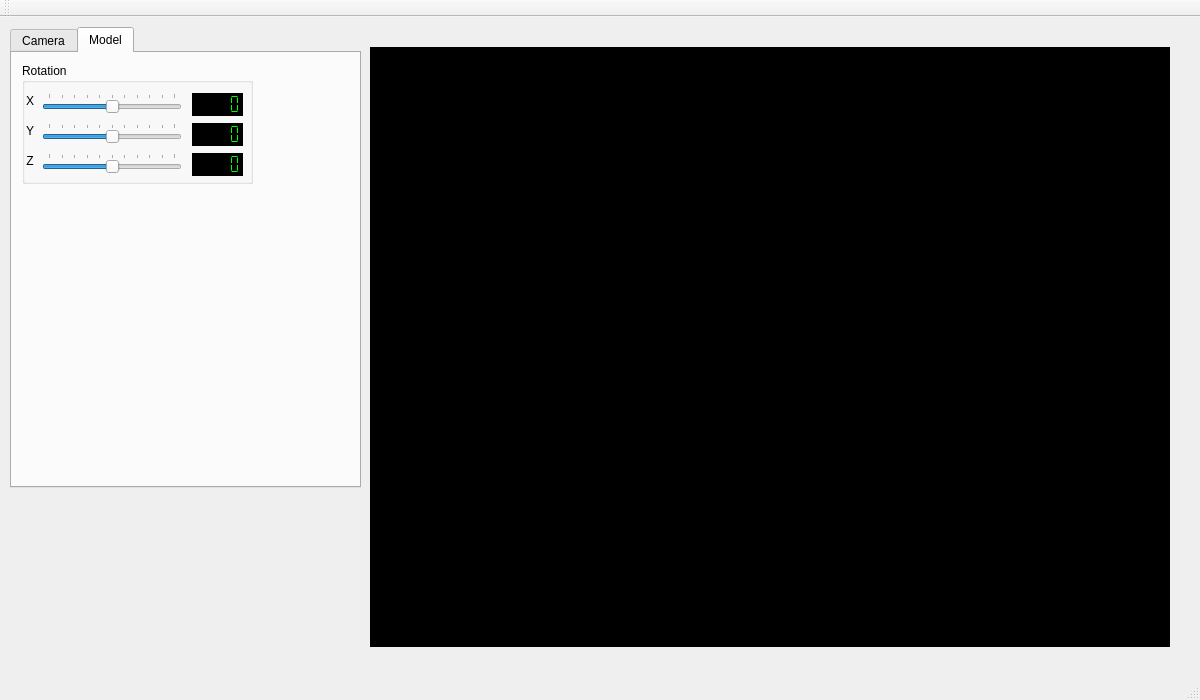
First picture: the form in ONH_SRL_MUSCLE_SIM_2015/ONH_SRL_MUSCLE_SIM_2015/onh_srl_muscle_sim_2015.ui, repository Hagen23/Eunomia, before the edit.
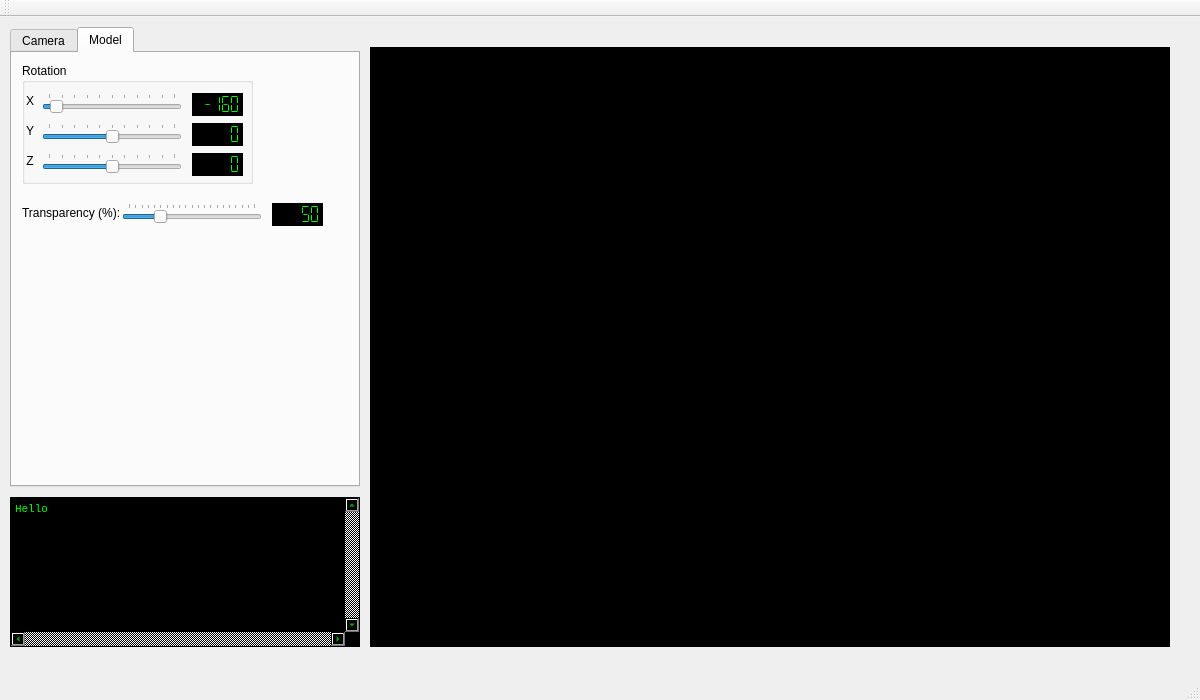
Second picture: the form after the edit. The open tabs and pages were chosen to show the change.

```diff
--- a/ONH_SRL_MUSCLE_SIM_2015/ONH_SRL_MUSCLE_SIM_2015/onh_srl_muscle_sim_2015.ui
+++ b/ONH_SRL_MUSCLE_SIM_2015/ONH_SRL_MUSCLE_SIM_2015/onh_srl_muscle_sim_2015.ui
@@ -19,8 +19,8 @@
      <rect>
       <x>10</x>
       <y>10</y>
-      <width>351</width>
-      <height>461</height>
+      <width>350</width>
+      <height>460</height>
      </rect>
     </property>
     <property name="currentIndex">
@@ -334,6 +334,9 @@
        <property name="maximum">
         <number>180</number>
        </property>
+       <property name="value">
+        <number>-160</number>
+       </property>
        <property name="orientation">
         <enum>Qt::Horizontal</enum>
        </property>
@@ -476,6 +479,9 @@
        <property name="segmentStyle">
         <enum>QLCDNumber::Flat</enum>
        </property>
+       <property name="value" stdset="0">
+        <double>-160.000000000000000</double>
+       </property>
       </widget>
       <widget class="QLCDNumber" name="lcdNumber_2">
        <property name="geometry">
@@ -512,6 +518,79 @@
        </property>
       </widget>
      </widget>
+     <widget class="QSlider" name="modelTranspSlider">
+      <property name="geometry">
+       <rect>
+        <x>110</x>
+        <y>150</y>
+        <width>140</width>
+        <height>20</height>
+       </rect>
+      </property>
+      <property name="minimum">
+       <number>0</number>
+      </property>
+      <property name="maximum">
+       <number>200</number>
+      </property>
+      <property name="singleStep">
+       <number>1</number>
+      </property>
+      <property name="value">
+       <number>50</number>
+      </property>
+      <property name="orientation">
+       <enum>Qt::Horizontal</enum>
+      </property>
+      <property name="tickPosition">
+       <enum>QSlider::TicksAbove</enum>
+      </property>
+      <property name="tickInterval">
+       <number>10</number>
+      </property>
+     </widget>
+     <widget class="QLabel" name="label_8">
+      <property name="geometry">
+       <rect>
+        <x>10</x>
+        <y>150</y>
+        <width>101</width>
+        <height>20</height>
+       </rect>
+      </property>
+      <property name="text">
+       <string>Transparency (%):</string>
+      </property>
+     </widget>
+     <widget class="QLCDNumber" name="lcdNumber_8">
+      <property name="geometry">
+       <rect>
+        <x>260</x>
+        <y>150</y>
+        <width>51</width>
+        <height>23</height>
+       </rect>
+      </property>
+      <property name="autoFillBackground">
+       <bool>false</bool>
+      </property>
+      <property name="styleSheet">
+       <string notr="true">color: rgb(0, 255, 0);
+background-color: rgb(0, 0, 0);</string>
+      </property>
+      <property name="frameShadow">
+       <enum>QFrame::Raised</enum>
+      </property>
+      <property name="smallDecimalPoint">
+       <bool>false</bool>
+      </property>
+      <property name="segmentStyle">
+       <enum>QLCDNumber::Flat</enum>
+      </property>
+      <property name="value" stdset="0">
+       <double>50.000000000000000</double>
+      </property>
+     </widget>
     </widget>
    </widget>
    <widget class="QWidget" name="widget" native="true">
@@ -527,6 +606,41 @@
      <string notr="true">background-color: rgb(0, 0, 0);</string>
     </property>
    </widget>
+   <widget class="QPlainTextEdit" name="logPlainTextEdit">
+    <property name="geometry">
+     <rect>
+      <x>10</x>
+      <y>480</y>
+      <width>350</width>
+      <height>150</height>
+     </rect>
+    </property>
+    <property name="font">
+     <font>
+      <family>Courier New</family>
+      <pointsize>8</pointsize>
+     </font>
+    </property>
+    <property name="styleSheet">
+     <string notr="true">background-color: rgb(0, 0, 0);
+color: rgb(0, 255, 0);</string>
+    </property>
+    <property name="verticalScrollBarPolicy">
+     <enum>Qt::ScrollBarAlwaysOn</enum>
+    </property>
+    <property name="horizontalScrollBarPolicy">
+     <enum>Qt::ScrollBarAlwaysOn</enum>
+    </property>
+    <property name="documentTitle">
+     <string/>
+    </property>
+    <property name="lineWrapMode">
+     <enum>QPlainTextEdit::NoWrap</enum>
+    </property>
+    <property name="plainText">
+     <string>Hello</string>
+    </property>
+   </widget>
   </widget>
   <widget class="QMenuBar" name="menuBar">
    <property name="geometry">
```
Left out of the diff: 134 changed lines with no effect on the pictures.
